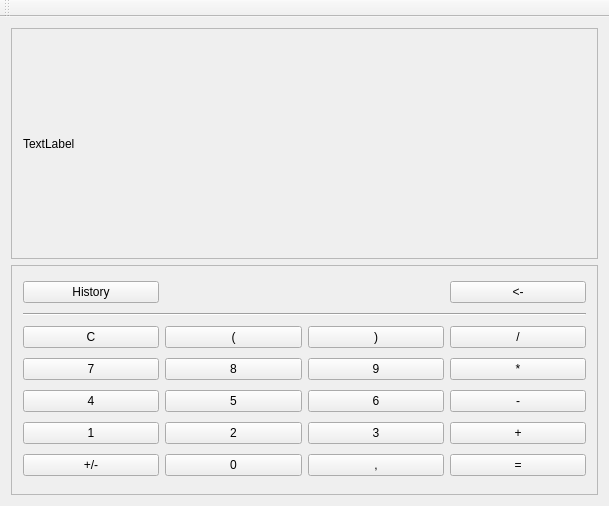
Above: Calculator/mainwindow.ui from tqqqqt/SimpleCalculator before the change. Below: the same form after it.
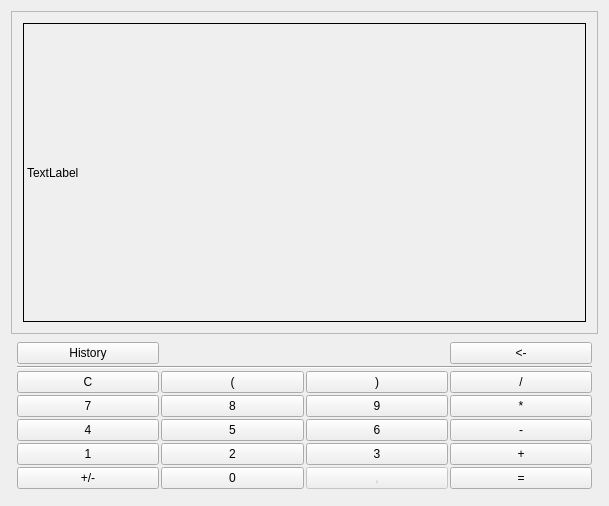
That is the form after the change.

Commit message: i dont know, i not a designer

What changed in the file:
```diff
--- a/Calculator/mainwindow.ui
+++ b/Calculator/mainwindow.ui
@@ -15,6 +15,9 @@
   </property>
   <widget class="QWidget" name="centralWidget">
    <layout class="QVBoxLayout" name="verticalLayout">
+    <property name="spacing">
+     <number>2</number>
+    </property>
     <item>
      <widget class="QFrame" name="frame">
       <property name="frameShape">
@@ -26,11 +29,19 @@
       <layout class="QVBoxLayout" name="verticalLayout_2">
        <item>
         <widget class="QLabel" name="label">
+         <property name="font">
+          <font>
+           <pointsize>9</pointsize>
+          </font>
+         </property>
+         <property name="frameShape">
+          <enum>QFrame::Box</enum>
+         </property>
          <property name="text">
           <string>TextLabel</string>
          </property>
          <property name="wordWrap">
-          <bool>false</bool>
+          <bool>true</bool>
          </property>
         </widget>
        </item>
@@ -40,14 +51,40 @@
     <item>
      <widget class="QFrame" name="frame_2">
       <property name="frameShape">
-       <enum>QFrame::StyledPanel</enum>
+       <enum>QFrame::NoFrame</enum>
       </property>
       <property name="frameShadow">
        <enum>QFrame::Raised</enum>
       </property>
+      <property name="lineWidth">
+       <number>0</number>
+      </property>
       <layout class="QGridLayout" name="gridLayout">
+       <property name="sizeConstraint">
+        <enum>QLayout::SetMaximumSize</enum>
+       </property>
+       <property name="leftMargin">
+        <number>6</number>
+       </property>
+       <property name="topMargin">
+        <number>6</number>
+       </property>
+       <property name="rightMargin">
+        <number>6</number>
+       </property>
+       <property name="bottomMargin">
+        <number>6</number>
+       </property>
+       <property name="spacing">
+        <number>2</number>
+       </property>
        <item row="5" column="2">
         <widget class="QPushButton" name="pushButton_n3">
+         <property name="font">
+          <font>
+           <pointsize>9</pointsize>
+          </font>
+         </property>
          <property name="text">
           <string>3</string>
          </property>
@@ -58,6 +95,11 @@
        </item>
        <item row="0" column="3">
         <widget class="QPushButton" name="pushButton_delLast">
+         <property name="font">
+          <font>
+           <pointsize>9</pointsize>
+          </font>
+         </property>
          <property name="text">
           <string>&lt;-</string>
          </property>
@@ -71,6 +113,11 @@
          <property name="enabled">
           <bool>true</bool>
          </property>
+         <property name="font">
+          <font>
+           <pointsize>9</pointsize>
+          </font>
+         </property>
          <property name="text">
           <string>*</string>
          </property>
@@ -81,6 +128,11 @@
        </item>
        <item row="5" column="1">
         <widget class="QPushButton" name="pushButton_n2">
+         <property name="font">
+          <font>
+           <pointsize>9</pointsize>
+          </font>
+         </property>
          <property name="text">
           <string>2</string>
          </property>
@@ -91,6 +143,11 @@
        </item>
        <item row="2" column="2">
         <widget class="QPushButton" name="pushButton_close">
+         <property name="font">
+          <font>
+           <pointsize>9</pointsize>
+          </font>
+         </property>
          <property name="text">
           <string>)</string>
          </property>
@@ -101,6 +158,11 @@
        </item>
        <item row="6" column="1">
         <widget class="QPushButton" name="pushButton_n0">
+         <property name="font">
+          <font>
+           <pointsize>9</pointsize>
+          </font>
+         </property>
          <property name="text">
           <string>0</string>
          </property>
@@ -111,6 +173,11 @@
        </item>
        <item row="2" column="0">
         <widget class="QPushButton" name="pushButton_clear">
+         <property name="font">
+          <font>
+           <pointsize>9</pointsize>
+          </font>
+         </property>
          <property name="text">
           <string>C</string>
          </property>
@@ -121,6 +188,11 @@
        </item>
        <item row="5" column="3">
         <widget class="QPushButton" name="pushButton_pluss">
+         <property name="font">
+          <font>
+           <pointsize>9</pointsize>
+          </font>
+         </property>
          <property name="text">
           <string>+</string>
          </property>
@@ -138,6 +210,11 @@
        </item>
        <item row="3" column="2">
         <widget class="QPushButton" name="pushButton_n9">
+         <property name="font">
+          <font>
+           <pointsize>9</pointsize>
+          </font>
+         </property>
          <property name="text">
           <string>9</string>
          </property>
@@ -148,6 +225,11 @@
        </item>
        <item row="3" column="0">
         <widget class="QPushButton" name="pushButton_n7">
+         <property name="font">
+          <font>
+           <pointsize>9</pointsize>
+          </font>
+         </property>
          <property name="text">
           <string>7</string>
          </property>
@@ -158,6 +240,11 @@
        </item>
        <item row="0" column="0">
         <widget class="QPushButton" name="pushButton_history">
+         <property name="font">
+          <font>
+           <pointsize>9</pointsize>
+          </font>
+         </property>
          <property name="text">
           <string>History</string>
          </property>
@@ -165,6 +252,11 @@
        </item>
        <item row="4" column="1">
         <widget class="QPushButton" name="pushButton_n5">
+         <property name="font">
+          <font>
+           <pointsize>9</pointsize>
+          </font>
+         </property>
          <property name="text">
           <string>5</string>
          </property>
@@ -175,6 +267,11 @@
        </item>
        <item row="4" column="0">
         <widget class="QPushButton" name="pushButton_n4">
+         <property name="font">
+          <font>
+           <pointsize>9</pointsize>
+          </font>
+         </property>
          <property name="text">
           <string>4</string>
          </property>
@@ -185,6 +282,11 @@
        </item>
        <item row="4" column="2">
         <widget class="QPushButton" name="pushButton_n6">
+         <property name="font">
+          <font>
+           <pointsize>9</pointsize>
+          </font>
+         </property>
          <property name="text">
           <string>6</string>
          </property>
@@ -195,6 +297,11 @@
        </item>
        <item row="5" column="0">
         <widget class="QPushButton" name="pushButton_n1">
+         <property name="font">
+          <font>
+           <pointsize>9</pointsize>
+          </font>
+         </property>
          <property name="text">
           <string>1</string>
          </property>
@@ -205,6 +312,11 @@
        </item>
        <item row="3" column="1">
         <widget class="QPushButton" name="pushButton_n8">
+         <property name="font">
+          <font>
+           <pointsize>9</pointsize>
+          </font>
+         </property>
          <property name="text">
           <string>8</string>
          </property>
@@ -215,6 +327,11 @@
        </item>
        <item row="6" column="0">
         <widget class="QPushButton" name="pushButton_znak">
+         <property name="font">
+          <font>
+           <pointsize>9</pointsize>
+          </font>
+         </property>
          <property name="text">
           <string>+/-</string>
          </property>
@@ -222,6 +339,11 @@
        </item>
        <item row="4" column="3">
         <widget class="QPushButton" name="pushButton_minus">
+         <property name="font">
+          <font>
+           <pointsize>9</pointsize>
+          </font>
+         </property>
          <property name="text">
           <string>-</string>
          </property>
@@ -232,6 +354,11 @@
        </item>
        <item row="2" column="1">
         <widget class="QPushButton" name="pushButton_open">
+         <property name="font">
+          <font>
+           <pointsize>9</pointsize>
+          </font>
+         </property>
          <property name="text">
           <string>(</string>
          </property>
@@ -245,6 +372,11 @@
          <property name="enabled">
           <bool>true</bool>
          </property>
+         <property name="font">
+          <font>
+           <pointsize>9</pointsize>
+          </font>
+         </property>
          <property name="text">
           <string>/</string>
          </property>
@@ -255,6 +387,11 @@
        </item>
        <item row="6" column="3">
         <widget class="QPushButton" name="pushButton_res">
+         <property name="font">
+          <font>
+           <pointsize>9</pointsize>
+          </font>
+         </property>
          <property name="text">
           <string>=</string>
          </property>
@@ -266,7 +403,12 @@
        <item row="6" column="2">
         <widget class="QPushButton" name="pushButton_dot">
          <property name="enabled">
-          <bool>true</bool>
+          <bool>false</bool>
+         </property>
+         <property name="font">
+          <font>
+           <pointsize>9</pointsize>
+          </font>
          </property>
          <property name="text">
           <string>,</string>
@@ -291,14 +433,6 @@
     </rect>
    </property>
   </widget>
-  <widget class="QToolBar" name="mainToolBar">
-   <attribute name="toolBarArea">
-    <enum>TopToolBarArea</enum>
-   </attribute>
-   <attribute name="toolBarBreak">
-    <bool>false</bool>
-   </attribute>
-  </widget>
  </widget>
  <layoutdefault spacing="6" margin="11"/>
  <resources/>
```
Left out of the diff: 138 changed lines with no effect on the pictures.
